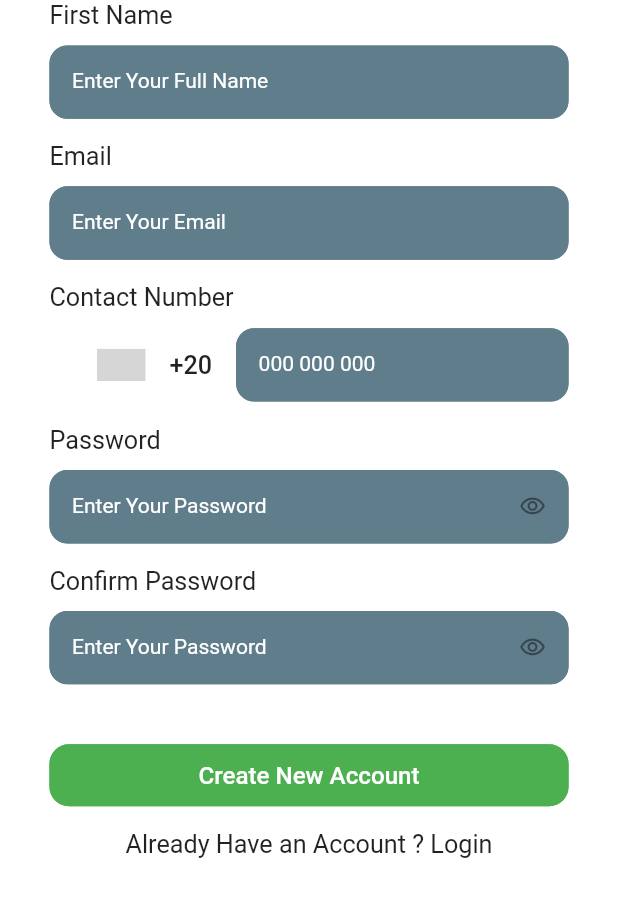
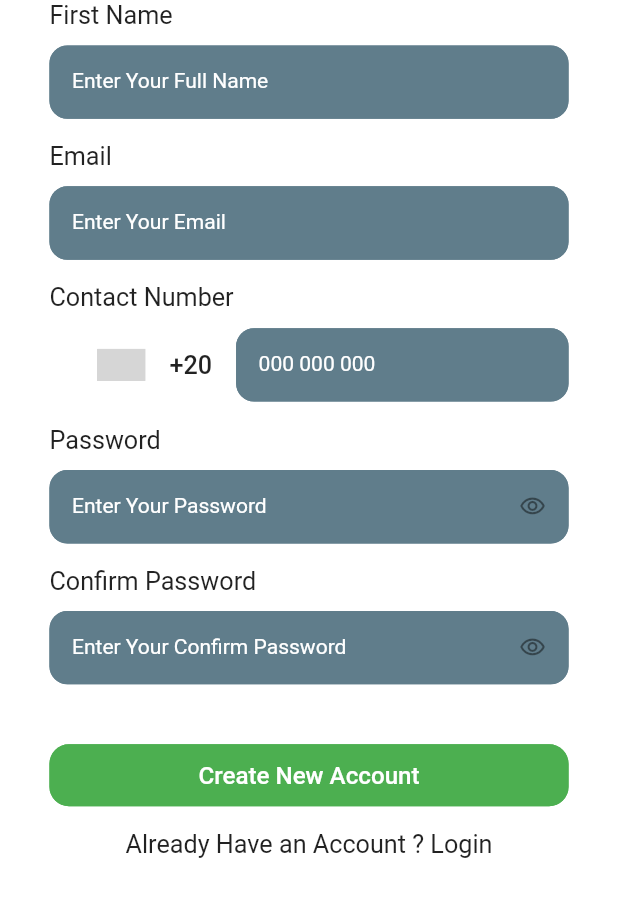
Before and after one commit to MohamedSayedBayoumy/delvery, a Flutter app: the RegisterScreen screen opened directly, after a tap on "Create New Account", on a phone screen of 412 x 824 dp, the part 269-1186 px from its top. Run offline on Flutter 3.47's test engine with Material 3 defaults, Android fonts, the phone set to English and light mode, and no system bars; drawn by our look-alikes of country_code_picker; our stand-ins replace animate_do, dartz, dio, flutter_bloc, flutter_secure_storage, get_it and 2 more; accounts and stored records are empty; network calls fail; Roboto replaces fonts that are missing (font-bold, font-regular-bold); grey boxes are pictures that could not be loaded.

Commit message:
handle error message ..

```diff
--- a/lib/core/error/failure.dart
+++ b/lib/core/error/failure.dart
@@ -1,6 +1,6 @@
 abstract class FailureHandler {
   final String message;
-  final String status;
+  final bool status;
 
   FailureHandler({required this.message, required this.status});
 }
--- a/lib/features/auth/controller/cubit/auth_cubit.dart
+++ b/lib/features/auth/controller/cubit/auth_cubit.dart
@@ -1,4 +1,4 @@
-import 'package:meta/meta.dart';
+import 'package:flutter/material.dart';
 import 'package:flutter_bloc/flutter_bloc.dart';
 import 'package:mts/core/services/local_storage/local_storage.dart';
 
@@ -11,17 +11,33 @@ class AuthCubit extends Cubit<AuthState> {
   AuthCubit({required this.authRepository}) : super(AuthInitial());
 
   static AuthCubit get(context) => BlocProvider.of(context);
+
+  TextEditingController fullNameController = TextEditingController();
+  TextEditingController emailController = TextEditingController();
+  TextEditingController contactController = TextEditingController();
+  TextEditingController passwordController = TextEditingController();
+  TextEditingController confirmController = TextEditingController();
+  TextEditingController phoneController = TextEditingController();
+
+  String countryCode = "+20";
+
   AuthRepository authRepository;
-
-  RegisterParamModel? registerParamModel;
 
   register() async {
     emit(LoadingAuth());
-    final result = await authRepository.register(model: registerParamModel!);
+    final result = await authRepository.register(
+      model: RegisterParamModel(
+        email: emailController.text,
+        name: fullNameController.text,
+        password: passwordController.text,
+        phoneNumber: "$countryCode${phoneController.text}",
+        confirmPassword: confirmController.text,
+      ),
+    );
 
     result.fold(
       (l) {
-        emit(FailureAuth());
+        emit(FailureAuth(message: l.message));
       },
       (r) {
         SecureLocalStorage.set(
@@ -33,8 +49,21 @@ class AuthCubit extends Cubit<AuthState> {
     );
   }
 
+  bool isChecked = false;
+
+  Color getColor(Set<WidgetState> states) {
+    const Set<WidgetState> interactiveStates = <WidgetState>{
+      WidgetState.pressed,
+      WidgetState.hovered,
+      WidgetState.focused,
+    };
+    if (states.any(interactiveStates.contains)) {
+      return Colors.white;
+    }
+    return Colors.white;
+  }
+
   resetValues() {
-    registerParamModel = null;
     emit(AuthInitial());
   }
 }
--- a/lib/features/auth/controller/cubit/auth_state.dart
+++ b/lib/features/auth/controller/cubit/auth_state.dart
@@ -9,4 +9,8 @@ final class LoadingAuth extends AuthState {}
 
 final class SuccessAuth extends AuthState {}
 
-final class FailureAuth extends AuthState {}
+final class FailureAuth extends AuthState {
+  final String message;
+
+  FailureAuth({required this.message});
+}
--- a/lib/features/auth/register/register_screen.dart
+++ b/lib/features/auth/register/register_screen.dart
@@ -1,3 +1,5 @@
+import 'dart:developer';
+
 import 'package:country_code_picker/country_code_picker.dart';
 import 'package:flutter/material.dart';
 import 'package:flutter_bloc/flutter_bloc.dart';
@@ -35,13 +37,8 @@ class RegisterScreen extends StatelessWidget {
                       );
                     } else if (state is FailureAuth) {
                       final snackBar = SnackBar(
-                        content: const Text('Yay! A SnackBar!'),
-                        action: SnackBarAction(
-                          label: 'Undo',
-                          onPressed: () {
-                            // Some code to undo the change.
-                          },
-                        ),
+                        backgroundColor: Colors.red,
+                        content: Text(state.message),
                       );
                       ScaffoldMessenger.of(context).showSnackBar(snackBar);
                     } else {}
@@ -62,11 +59,7 @@ class RegisterScreen extends StatelessWidget {
                         CustomTextField(
                           labelText: "Enter Your Full Name",
                           hinText: "Enter Your Full Name",
-                          controller: TextEditingController(),
-                          onChange: (v) {
-                            cubit.registerParamModel!.name = v;
-                            return v;
-                          },
+                          controller: cubit.fullNameController,
                         ),
                         const SizedBox(height: 15.0),
                         const Text("Email"),
@@ -74,21 +67,20 @@ class RegisterScreen extends StatelessWidget {
                         CustomTextField(
                           labelText: "Enter Your Email",
                           hinText: "Enter Your Email",
-                          controller: TextEditingController(),
-                          onChange: (v) {
-                            cubit.registerParamModel!.email = v;
-                            return v;
-                          },
+                          controller: cubit.emailController,
                         ),
                         const SizedBox(height: 15.0),
                         const Text("Contact Number"),
                         const SizedBox(height: 10.0),
                         Row(
                           children: [
-                            const CountryCodePicker(
-                              onChanged: print,
+                            CountryCodePicker(
+                              onChanged: (c) {
+                                cubit.countryCode = c.dialCode!;
+                                log("#### ${c.dialCode}");
+                              },
                               initialSelection: 'EG',
-                              favorite: ['EG'],
+                              favorite: const ['EG'],
                               showCountryOnly: false,
                               showOnlyCountryWhenClosed: false,
                               alignLeft: false,
@@ -97,11 +89,7 @@ class RegisterScreen extends StatelessWidget {
                               child: CustomTextField(
                                 labelText: "000 000 000",
                                 hinText: "000 000 000",
-                                controller: TextEditingController(),
-                                onChange: (v) {
-                                  cubit.registerParamModel!.phoneNumber = v;
-                                  return v;
-                                },
+                                controller: cubit.phoneController,
                               ),
                             ),
                           ],
@@ -112,11 +100,7 @@ class RegisterScreen extends StatelessWidget {
                         CustomTextField(
                           labelText: "Enter Your Password",
                           hinText: "Enter Your Password",
-                          controller: TextEditingController(),
-                          onChange: (v) {
-                            cubit.registerParamModel!.password = v;
-                            return v;
-                          },
+                          controller: cubit.passwordController,
                           suffixWidget: IconButton(
                             onPressed: () {},
                             icon: const Icon(Icons.visibility_outlined),
@@ -126,13 +110,9 @@ class RegisterScreen extends StatelessWidget {
                         const Text("Confirm Password"),
                         const SizedBox(height: 10.0),
                         CustomTextField(
-                          labelText: "Enter Your Password",
-                          hinText: "Enter Your Password",
-                          controller: TextEditingController(),
-                          onChange: (v) {
-                            cubit.registerParamModel!.confirmPassword = v;
-                            return v;
-                          },
+                          labelText: "Enter Your Confirm Password",
+                          hinText: "Enter Your Confirm Password",
+                          controller: cubit.confirmController,
                           suffixWidget: IconButton(
                             onPressed: () {},
                             icon: const Icon(Icons.visibility_outlined),
--- a/lib/model/repo_pattern/auth_repo.dart
+++ b/lib/model/repo_pattern/auth_repo.dart
@@ -1,4 +1,7 @@
+import 'dart:developer';
+
 import 'package:dartz/dartz.dart';
+import 'package:dio/dio.dart';
 
 import '../../core/constants/api.dart';
 import '../../core/error/failure.dart';
@@ -16,11 +19,19 @@ class AuthImple implements AuthRepository {
   Future<Either<FailureHandler, GlobalResponseModel>> register(
       {RegisterParamModel? model}) async {
     try {
-      final response = await DioServices.post(url: Api.register);
+      final response = await DioServices.post(
+        url: Api.register,
+        data: FormData.fromMap(model!.toJson()),
+      );
 
       return Right(GlobalResponseModel.fromJson(response.data));
-    } catch (e) {
-      return Left(FailureCase(message: e.toString(), status: "false"));
+    } on DioException catch (e) {
+      log(" ccc ${e.response!.data}");
+
+      return Left(FailureCase(
+        message: e.response!.data["message"],
+        status: e.response!.data["status"],
+      ));
     }
   }
 }
```
Also changed, not shown: lib/core/services/dio/dio_services.dart (+1 -7 lines), lib/features/auth/login/login_screen.dart (+5 -17 lines).
